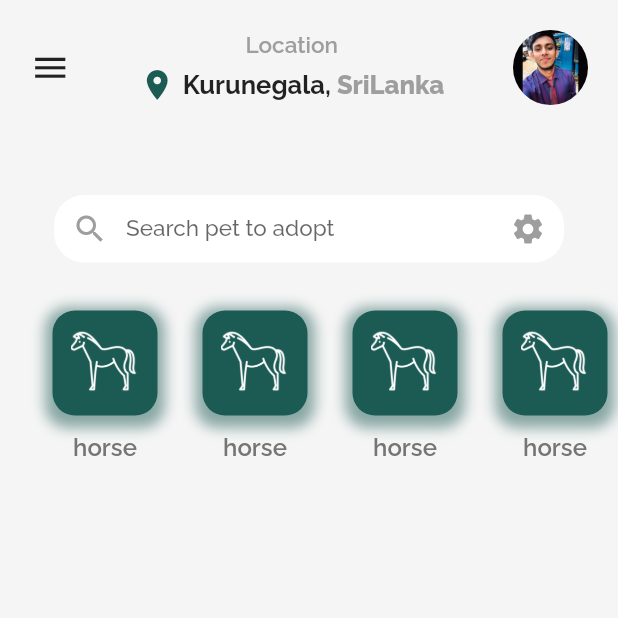
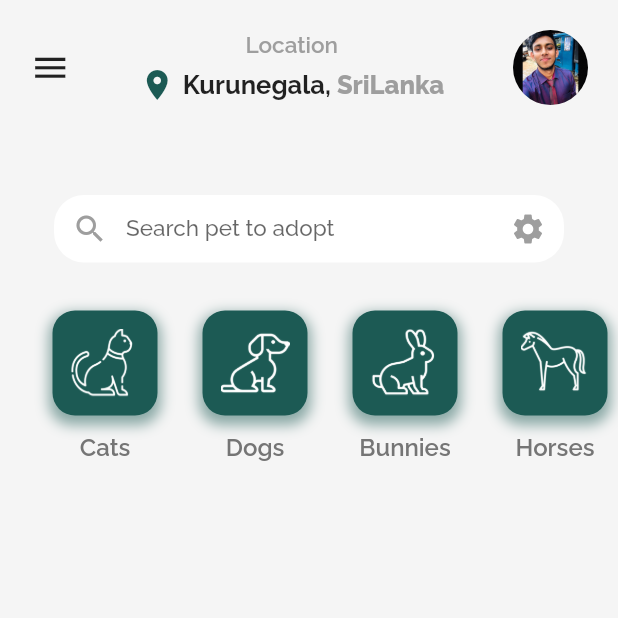
Before and after one commit to Shehan82/flutter-ui-with-drawer, a Flutter app: the screen it shows after launch, on a phone screen of 412 x 824 dp, the top half of it. Run offline on Flutter 3.47's test engine with Material 2 defaults, Android fonts, the light colour scheme and no system bars; our stand-ins replace font_awesome_flutter, google_fonts.

Commit message:
modify animal bar

```diff
--- a/lib/configuration.dart
+++ b/lib/configuration.dart
@@ -10,8 +10,8 @@ List<Map> categories = [
   {'name': 'Cats', 'iconPath': 'assets/images/cat.png'},
   {'name': 'Dogs', 'iconPath': 'assets/images/dog.png'},
   {'name': 'Bunnies', 'iconPath': 'assets/images/rabbit.png'},
+  {'name': 'Horses', 'iconPath': 'assets/images/horse.png'},
   {'name': 'Parrots', 'iconPath': 'assets/images/parrot.png'},
-  {'name': 'Horses', 'iconPath': 'assets/images/horse.png'}
 ];
 
 List<Map> drawerItems = [
--- a/lib/screens/home.dart
+++ b/lib/screens/home.dart
@@ -13,6 +13,7 @@ class _HomeScreenState extends State<HomeScreen> {
   double yOffSet = 0;
   double scaleFactor = 1;
   bool isPressed = false;
+  String animal = "Cats";
 
   @override
   Widget build(BuildContext context) {
@@ -184,15 +185,15 @@ class _HomeScreenState extends State<HomeScreen> {
                                       boxShadow: [
                                         BoxShadow(
                                           blurRadius: 7,
-                                          spreadRadius: 5,
+                                          spreadRadius: 2,
                                           color: primaryGreen.withOpacity(0.5),
-                                          offset: Offset(0, 3),
+                                          offset: Offset(0, 4),
                                         )
                                       ],
                                       color: primaryGreen,
                                       borderRadius: BorderRadius.circular(15)),
                                   child: Image.asset(
-                                    'assets/images/horse.png',
+                                    categories[index]["iconPath"],
                                     color: Colors.white,
                                     width: 20,
                                     height: 20,
@@ -200,7 +201,7 @@ class _HomeScreenState extends State<HomeScreen> {
                                   ),
                                 ),
                                 Text(
-                                  "horse",
+                                  categories[index]["name"],
                                   style: GoogleFonts.raleway(
                                       fontSize: 16,
                                       color: Colors.grey[600],
```
